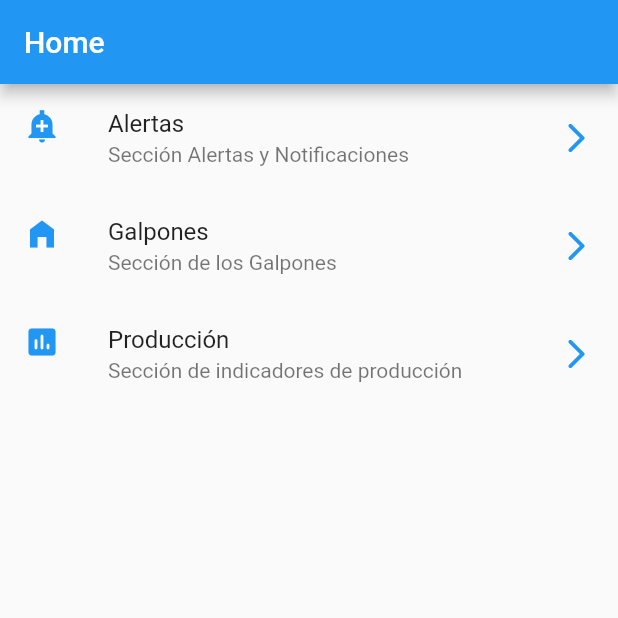
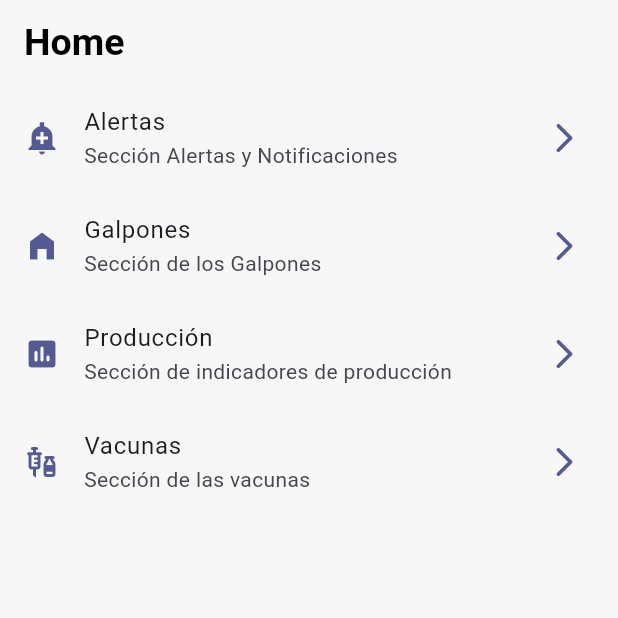
Before and after one commit to Huarachi2002/avicola_app, a Flutter app: the screen it shows after launch, on a phone screen of 412 x 824 dp, the top half of it. Run offline on Flutter 3.47's test engine with Material 2 defaults, Android fonts, the phone set to English and light mode, and no system bars; our stand-ins replace go_router, google_fonts.

Commit message:
config theme

```diff
--- /dev/null
+++ b/lib/config/config.dart
@@ -0,0 +1,3 @@
+export 'routes/app_routes.dart';
+export 'theme/theme.dart';
+export 'menu/menu_items.dart';
--- a/lib/config/menu/menu_items.dart
+++ b/lib/config/menu/menu_items.dart
@@ -32,4 +32,10 @@ const appMenuItems = <MenuItem>[
     link: '/produccion',
     icon: Icons.poll_rounded,
   ),
+  MenuItem(
+    title: 'Vacunas',
+    subTitle: 'Sección de las vacunas',
+    link: '/vacunas',
+    icon: Icons.vaccines,
+  ),
 ];
--- a/lib/config/routes/app_routes.dart
+++ b/lib/config/routes/app_routes.dart
@@ -3,7 +3,7 @@ import 'package:avicola/presentacion/screens/screems.dart';
 
 // GoRouter configuration
 final appRouter = GoRouter(
-  initialLocation: '/login',
+  initialLocation: '/home',
   routes: [
     GoRoute(
         path: '/login',
@@ -25,5 +25,9 @@ final appRouter = GoRouter(
         path: '/alertas',
         name: AlertasScreen.name,
         builder: ((context, state) => const AlertasScreen())),
+    GoRoute(
+        path: '/vacunas',
+        name: VacunasScreen.name,
+        builder: ((context, state) => const VacunasScreen())),
   ],
 );
--- /dev/null
+++ b/lib/config/theme/theme.dart
@@ -0,0 +1,39 @@
+import 'package:flutter/material.dart';
+import 'package:google_fonts/google_fonts.dart';
+
+const colorSeed = Color(0xff424CB8);
+const scaffoldBackgroundColor = Color(0xFFF8F7F7);
+
+class AppTheme {
+  ThemeData getTheme() => ThemeData(
+
+      ///* General
+      useMaterial3: true,
+      colorSchemeSeed: colorSeed,
+
+      ///* Texts
+      textTheme: TextTheme(
+          titleLarge: GoogleFonts.montserratAlternates()
+              .copyWith(fontSize: 40, fontWeight: FontWeight.bold),
+          titleMedium: GoogleFonts.montserratAlternates()
+              .copyWith(fontSize: 30, fontWeight: FontWeight.bold),
+          titleSmall:
+              GoogleFonts.montserratAlternates().copyWith(fontSize: 20)),
+
+      ///* Scaffold Background Color
+      scaffoldBackgroundColor: scaffoldBackgroundColor,
+
+      ///* Buttons
+      filledButtonTheme: FilledButtonThemeData(
+          style: ButtonStyle(
+              textStyle: MaterialStatePropertyAll(
+                  GoogleFonts.montserratAlternates()
+                      .copyWith(fontWeight: FontWeight.w700)))),
+
+      ///* AppBar
+      appBarTheme: AppBarTheme(
+        color: scaffoldBackgroundColor,
+        titleTextStyle: GoogleFonts.montserratAlternates().copyWith(
+            fontSize: 25, fontWeight: FontWeight.bold, color: Colors.black),
+      ));
+}
--- a/lib/main.dart
+++ b/lib/main.dart
@@ -1,4 +1,4 @@
-import 'package:avicola/config/routes/app_routes.dart';
+import 'config/config.dart';
 import 'package:flutter/material.dart';
 
 void main() {
@@ -11,8 +11,8 @@ class MainApp extends StatelessWidget {
   @override
   Widget build(BuildContext context) {
     return MaterialApp.router(
-      title: 'Avicola',
       routerConfig: appRouter,
+      theme: AppTheme().getTheme(),
       debugShowCheckedModeBanner: false,
     );
   }
--- a/pubspec.yaml
+++ b/pubspec.yaml
@@ -10,11 +10,12 @@ dependencies:
   flutter:
     sdk: flutter
   go_router: ^7.0.2
+  google_fonts: ^4.0.5
 
 dev_dependencies:
+  flutter_lints: ^2.0.0
   flutter_test:
     sdk: flutter
-  flutter_lints: ^2.0.0
 
 flutter:
   uses-material-design: true
```
Also changed, not shown: lib/presentacion/screens/Vacunas/vacunas_screen.dart (added, +25 -0 lines), lib/presentacion/screens/screems.dart (+6 -5 lines), pubspec.lock, 1 other file.
